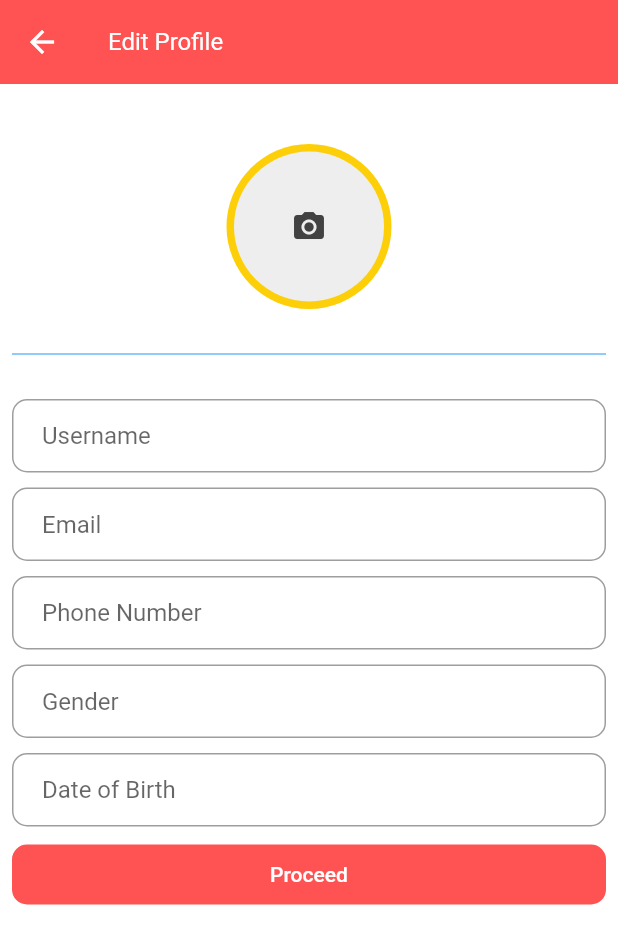
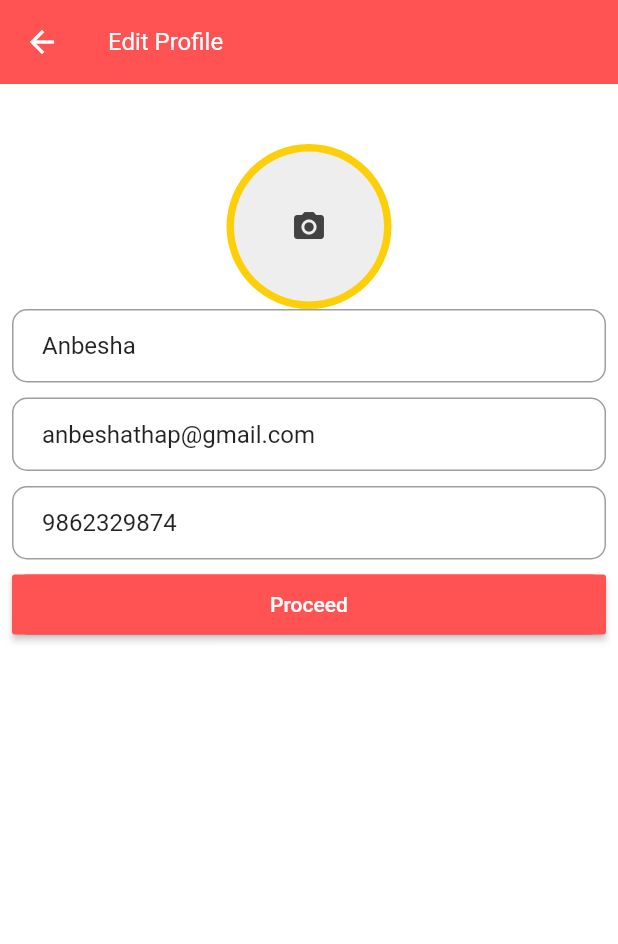
Before and after one commit to RuslanMajidov/ecommerceapp, a Flutter app: the EditProfile screen opened directly, on a phone screen of 412 x 824 dp. Shown: the top 944 px of the screen. Run offline on Flutter 3.47's test engine with Material 2 defaults, Android fonts, the phone set to English and light mode, and no system bars; our stand-ins replace bloc, carousel_slider, cloud_firestore, curved_navigation_bar, equatable, firebase_auth and 8 more; accounts and stored records are empty; Roboto replaces fonts that are missing (Avenir); key blocks and very long unbroken strings in the code were emptied for the run.

Commit message:
edit screen

```diff
--- a/lib/model/user_model.dart
+++ b/lib/model/user_model.dart
@@ -1,26 +1,43 @@
+import 'package:firebase_database/firebase_database.dart';
+
 class UserModel {
   String? uid;
   String? email;
-  String? firstName;
-  String? secondName;
+  String? firstname;
+  String? secondname;
+  String? phone;
 
-  UserModel({this.uid, this.email, this.firstName, this.secondName});
+  UserModel(
+      {this.uid, this.email, this.firstname, this.secondname, this.phone});
 
   factory UserModel.fromMap(map) {
     return UserModel(
       uid: map['uid'],
       email: map['email'],
-      firstName: map['firstName'],
-      secondName: map['secondName'],
+      firstname: map['firstname'],
+      secondname: map['secondname'],
+      phone: map['phone'],
     );
+  }
+
+  UserModel.fromSnapshot(DataSnapshot dataSnapshot) {
+    uid = dataSnapshot.key!;
+    if (dataSnapshot.value != null) {
+      Map<dynamic, dynamic> m = dataSnapshot.value! as Map;
+      email = m['email'];
+      firstname = m['firstname'];
+      secondname = m['secondname'];
+      phone = m['phone'];
+    }
   }
 
   Map<String, dynamic> toMap() {
     return {
       'uid': uid,
       'email': email,
-      'firstName': firstName,
-      'secondName': secondName,
+      'firstname': firstname,
+      'secondname': secondname,
+      'phone': phone,
     };
   }
 }
--- a/lib/screens/authentication/login_screen.dart
+++ b/lib/screens/authentication/login_screen.dart
@@ -30,6 +30,7 @@ class _LoginScreenState extends State<LoginScreen> {
 
   String email = "anbesha1@gmail.com";
   String password = "123456";
+  String username = "Anbesha Thapa";
 
   Future checkLogin() async {
     if (emailController.text == email && passwordController.text == password) {
@@ -46,7 +47,7 @@ class _LoginScreenState extends State<LoginScreen> {
       keyboardType: TextInputType.emailAddress,
       validator: (value) {
         if (value!.isEmpty) {
-          return ("Plase enter your email");
+          return ("Please enter your email");
         }
         if (!RegExp(
                 r"^[a-zA-Z0-9.a-zA-Z0-9.!#$%&'*+-/=?^_`{|}~]+@[a-zA-Z0-9]+\.[a-zA-Z]+")
--- a/lib/screens/profile/EditProfile.dart
+++ b/lib/screens/profile/EditProfile.dart
@@ -1,3 +1,5 @@
+import 'dart:convert';
+
 import 'package:ecommerceapp/model/user_model.dart';
 import 'package:firebase_auth/firebase_auth.dart';
 import 'package:flutter/material.dart';
@@ -7,6 +9,7 @@ import 'package:firebase_storage/firebase_storage.dart';
 import 'dart:io';
 import 'package:path/path.dart';
 import 'package:cloud_firestore/cloud_firestore.dart';
+import 'package:http/http.dart' as http;
 
 class EditProfile extends StatefulWidget {
   static const String routeName = '/editprofile';
@@ -22,11 +25,49 @@ class EditProfile extends StatefulWidget {
 }
 
 class _EditProfileState extends State<EditProfile> {
-  final TextEditingController _usernameController = TextEditingController();
-  final TextEditingController _emailController = TextEditingController();
-  final TextEditingController _phonenumberController = TextEditingController();
-  final TextEditingController _genderController = TextEditingController();
-  final TextEditingController _dateofbirthController = TextEditingController();
+  final user = FirebaseAuth.instance.currentUser;
+  List<String> docIDs = [];
+  Future getDocId() async {
+    await FirebaseFirestore.instance.collection('users').get().then(
+          (snapshot) => snapshot.docs.forEach(
+            (document) {
+              print(document.reference);
+              docIDs.add(document.reference.id);
+            },
+          ),
+        );
+  }
+
+  @override
+  void initState() {
+    getDocId();
+    super.initState();
+  }
+
+  // getUserModel() async {
+  //   var response =
+  //       await http.get(Uri.https('jsonplaceholder.typicode.com', 'users'));
+  //   var jsonData = jsonDecode(response.body);
+  //   List<User> users = [];
+  //   for (var u in jsonData) {
+  //     User user = UserModel() as User;
+  //     users.add(user);
+  //   }
+  //   print(users.length);
+  //   return users;
+  // }
+  late UserModel userModel;
+  final GlobalKey<ScaffoldState> scaffoldKey = GlobalKey<ScaffoldState>();
+
+  final TextEditingController _usernameController = TextEditingController()
+    ..text = 'Anbesha';
+  final TextEditingController _emailController = TextEditingController()
+    ..text = 'anbeshathap@gmail.com';
+  final TextEditingController _phonenumberController = TextEditingController()
+    ..text = '9862329874';
+  final RegExp emailRegExpression = RegExp(
+      r"^[a-zA-Z0-9.a-zA-Z0-9.!#$%&'*+-/=?^_`{|}~]+@[a-zA-Z0-9]+\.[a-zA-Z]+");
+
   final _formKey = GlobalKey<FormState>();
   bool isLoading = false;
 
@@ -91,12 +132,18 @@ class _EditProfileState extends State<EditProfile> {
     return model;
   }
 
+  late String userUid;
+  void getUserUid() {
+    User? myUser = FirebaseAuth.instance.currentUser;
+    userUid = myUser!.uid;
+  }
+
   @override
   Widget build(BuildContext context) {
     return Scaffold(
       appBar: AppBar(
         elevation: 0,
-        title: Text('Edit Profile'),
+        title: const Text('Edit Profile'),
         backgroundColor: Colors.redAccent,
       ),
       body: SingleChildScrollView(
@@ -139,11 +186,16 @@ class _EditProfileState extends State<EditProfile> {
                   ),
                 ),
                 // ProfileView()
-                Divider(
-                  height: 60,
-                  color: Colors.blue,
-                ),
+                // Divider(
+                //   height: 60,
+                //   color: Colors.blue,
+                // ),
+                // Expanded(child: ListView.builder(itemBuilder :(context,index){
+                //   return ListTile(title: Text('name'),
+                //   );
+                // }))
                 TextFormField(
+                  obscureText: false,
                   controller: _usernameController,
                   autofocus: false,
                   validator: (value) {
@@ -163,6 +215,7 @@ class _EditProfileState extends State<EditProfile> {
                   height: 10,
                 ),
                 TextFormField(
+                  obscureText: false,
                   controller: _emailController,
                   autofocus: false,
                   validator: (value) {
@@ -197,47 +250,24 @@ class _EditProfileState extends State<EditProfile> {
                         borderRadius: BorderRadius.circular(10),
                       )),
                 ),
+                // Expanded(
+                //   child: FutureBuilder(
+                //     future: getDocId(),
+                //     builder: (context, snapshot) {
+                //       return ListView.builder(
+                //           itemCount: docIDs.length,
+                //           itemBuilder: (context, index) {
+                //             return ListTile(
+                //               title: GetUserName(documentId:docIDs[index]),
+                //             );
+                //           });
+                //     },
+                //   ),
+                // ),
                 const SizedBox(
                   height: 10,
                 ),
-                TextFormField(
-                  controller: _genderController,
-                  autofocus: false,
-                  validator: (value) {
-                    if (value!.isEmpty) {
-                      return ("Please enter your gender");
-                    }
-                  },
-                  textInputAction: TextInputAction.next,
-                  decoration: InputDecoration(
-                      contentPadding: EdgeInsets.fromLTRB(20, 15, 20, 15),
-                      hintText: "Gender",
-                      border: OutlineInputBorder(
-                        borderRadius: BorderRadius.circular(10),
-                      )),
-                ),
-                const SizedBox(
-                  height: 10,
-                ),
-                TextFormField(
-                  controller: _dateofbirthController,
-                  autofocus: false,
-                  validator: (value) {
-                    if (value!.isEmpty) {
-                      return ("Please enter your dob");
-                    }
-                  },
-                  textInputAction: TextInputAction.next,
-                  decoration: InputDecoration(
-                      contentPadding: const EdgeInsets.fromLTRB(20, 15, 20, 15),
-                      hintText: "Date of Birth",
-                      border: OutlineInputBorder(
-                        borderRadius: BorderRadius.circular(10),
-                      )),
-                ),
-                const SizedBox(
-                  height: 12,
-                ),
+
                 Container(
                     height: 40,
                     width: double.maxFinite,
@@ -245,14 +275,20 @@ class _EditProfileState extends State<EditProfile> {
                       color: Colors.redAccent,
                       borderRadius: BorderRadius.circular(10),
                     ),
-                    child: TextButton(
-                        onPressed: () {
-                          Navigator.pushNamed(context, '/profile');
-                        },
-                        child: const Text(
-                          'Proceed',
-                          style: TextStyle(color: Colors.white),
-                        ))),
+                    child: RaisedButton(
+                      color: Colors.redAccent,
+                      onPressed: () {
+                        // fnSaveProfile(
+                        //   username: _usernameController,
+                        //   email: _emailController,
+                        //   phonenumber: _phonenumberController,
+                        // );
+                      },
+                      child: const Text(
+                        'Proceed',
+                        style: TextStyle(color: Colors.white),
+                      ),
+                    )),
               ],
             ),
           ),
@@ -260,6 +296,26 @@ class _EditProfileState extends State<EditProfile> {
       ),
     );
   }
+
+  // fnSaveProfile({
+  //   required TextEditingController username,
+  //   required TextEditingController email,
+  //   required TextEditingController phonenumber,
+  // }) {
+  //   FirebaseFirestore.instance.collection('users').doc().set({
+  //     'email': email,
+  //     'username': username,
+  //     'phonenumber': phonenumber,
+  //   }).then((value) {
+  //     scaffoldKey.currentState?.showSnackBar(SnackBar(
+  //         backgroundColor: Colors.green,
+  //         content: Text('Register $email profile completed')));
+  //   }).catchError((error) {
+  //     scaffoldKey.currentState?.showSnackBar(SnackBar(
+  //         backgroundColor: Colors.red,
+  //         content: Text('Register $email profile error')));
+  //   });
+  // }
 
   void _showPicker(context) {
     showModalBottomSheet(
--- a/pubspec.yaml
+++ b/pubspec.yaml
@@ -33,6 +33,7 @@ dependencies:
   shared_preferences: ^2.0.13
   curved_navigation_bar: ^1.0.3
   firebase_database: ^9.0.13
+  http: ^0.13.4
 
 
   flutter_vector_icons: ^1.0.0
```
Also changed, not shown: lib/screens/authentication/register_screen.dart (+89 -49 lines), lib/screens/profile/get_user_name.dart (added, +21 -0 lines), lib/screens/profile/profile_screen.dart (+15 -2 lines), pubspec.lock.
